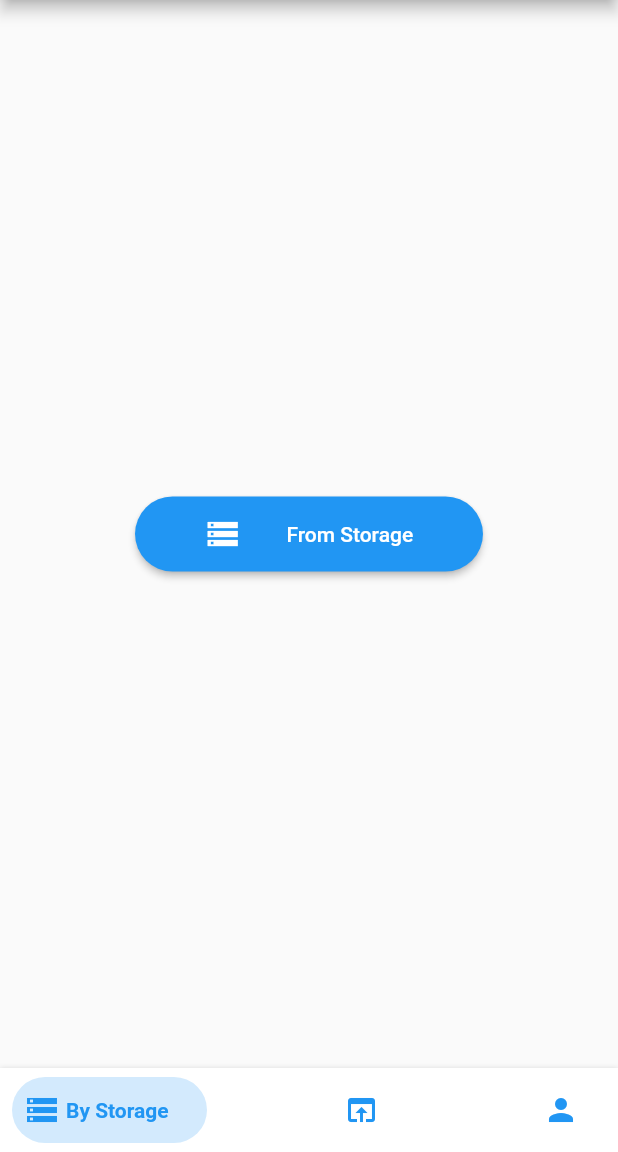
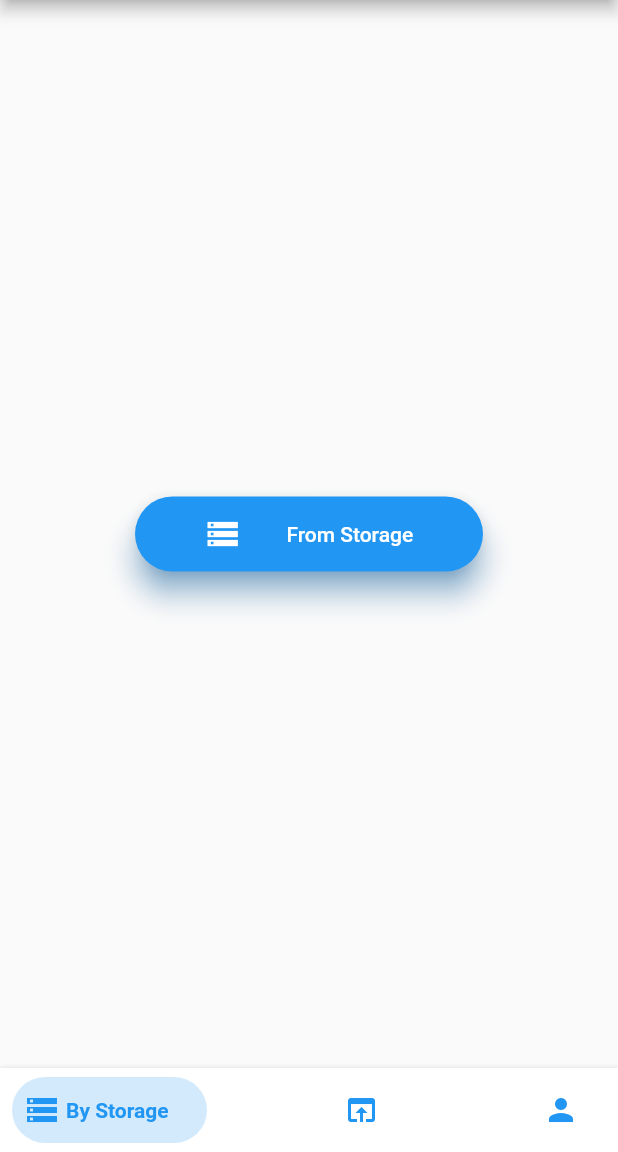
Before and after one commit to KaranDuggal/PDF-Viewer, a Flutter app: the screen it shows after launch, on a phone screen of 412 x 824 dp, the part 84-1236 px from its top. Run offline on Flutter 3.47's test engine with Material 2 defaults, Android fonts, the phone set to English and light mode, and no system bars; drawn by our look-alikes of bottom_navy_bar; our stand-ins replace cool_alert, dio, file_picker, flutter_spinkit; missing offline and left inert: syncfusion_flutter_pdfviewer.

Commit message:
storage and link button elevation

```diff
--- a/lib/src/screens/by_link_screen.dart
+++ b/lib/src/screens/by_link_screen.dart
@@ -55,6 +55,8 @@ class ByLink extends StatelessWidget {
               style: ElevatedButton.styleFrom(
                 shape: const StadiumBorder(),
                 minimumSize: const Size(200, 50),
+                elevation: 8,
+                shadowColor: Colors.blue,
               ),
               onPressed: ()async {
                 bool _validURL = Uri.parse("http://africau.edu/images/default/sample.pdf").isAbsolute;
--- a/lib/src/screens/by_storage.dart
+++ b/lib/src/screens/by_storage.dart
@@ -25,6 +25,8 @@ class _ByStorageState extends State<ByStorage> {
               style: ElevatedButton.styleFrom(
                 shape: const StadiumBorder(),
                 minimumSize: const Size(200, 50),
+                elevation: 8,
+                shadowColor: Colors.blue,
               ),
               onPressed: ()async {
                 FilePickerResult ? result = await FilePicker.platform.pickFiles(
```
